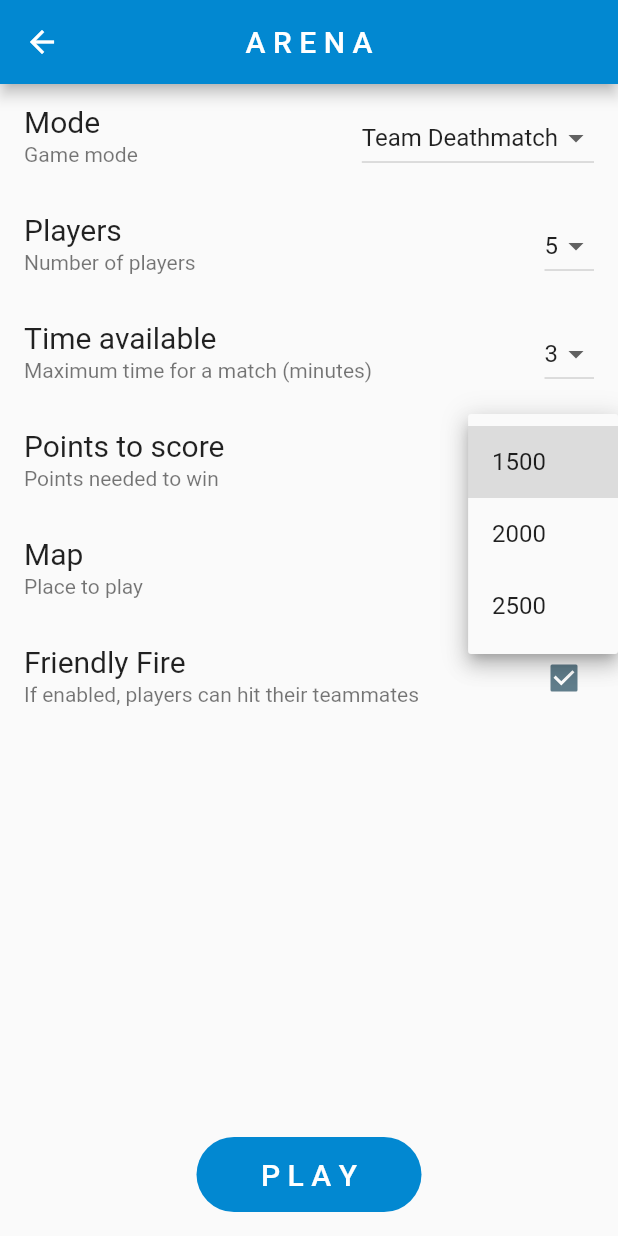
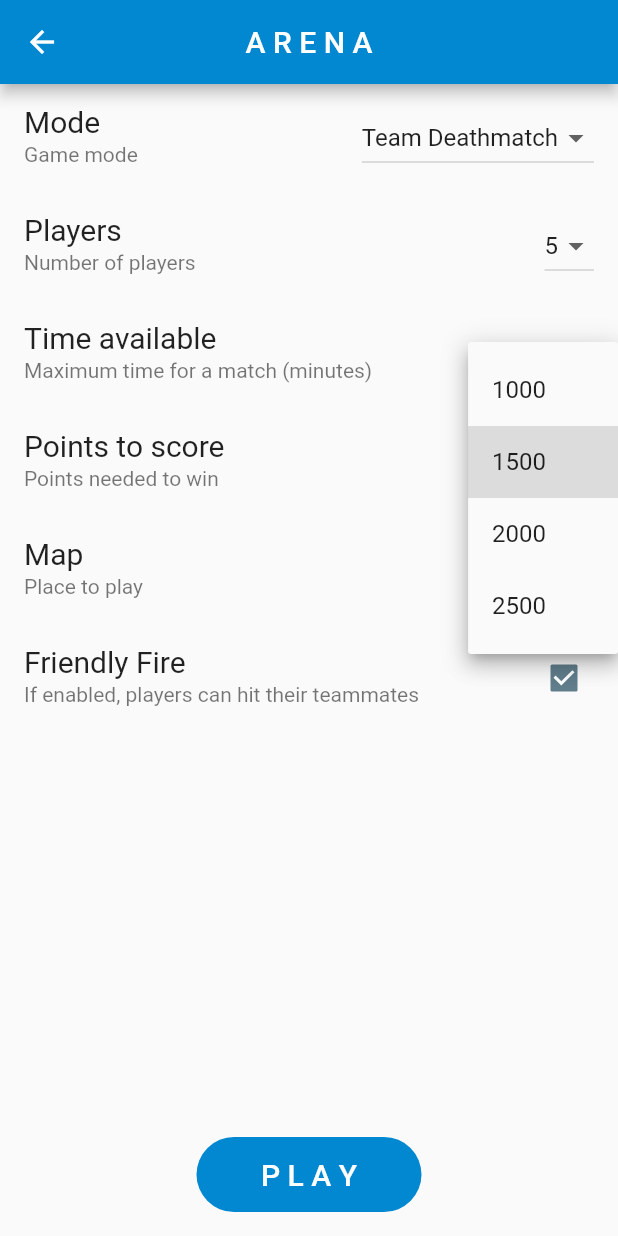
Before and after one commit to Genouka/Xeonjia, a Flutter app: the ArenaPage screen opened directly, after a tap on "1500", on a phone screen of 412 x 824 dp. Run offline on Flutter 3.47's test engine with Material 2 defaults, Android fonts, the phone set to English and light mode, and no system bars; our stand-ins replace shared_preferences; missing offline and left inert: flame; accounts and stored records are empty.

Commit message:
Update match settings

```diff
--- a/lib/src/screens/arena/arena_page.dart
+++ b/lib/src/screens/arena/arena_page.dart
@@ -4,6 +4,11 @@ import 'package:xeonjia/src/resources/global_variables.dart';
 import 'package:xeonjia/src/screens/arena/resources/maps.dart';
 import 'package:xeonjia/src/screens/game/game_page.dart';
 import 'package:xeonjia/src/widgets/basic.dart';
+
+// List of possible options
+const List<int> _teamSizeOptions = [3, 4, 5, 6, 7];
+const List<int> _maxTimeOptions = [2, 3, 4, 5];
+const List<int> _maxPointsOptions = [1000, 1500, 2000, 2500];
 
 // Match settings
 GameMode _mode = GameMode.tdm;
@@ -67,7 +72,7 @@ class _ArenaPageState extends State<ArenaPage> {
                     _teamSize = newValue;
                   });
                 },
-                items: [3, 4, 5, 6, 7]
+                items: _teamSizeOptions
                     .map<DropdownMenuItem<int>>(
                         (int value) => DropdownMenuItem<int>(
                               value: value,
@@ -90,7 +95,7 @@ class _ArenaPageState extends State<ArenaPage> {
                     _maxTime = newValue;
                   });
                 },
-                items: [3, 4, 5]
+                items: _maxTimeOptions
                     .map<DropdownMenuItem<int>>(
                         (int value) => DropdownMenuItem<int>(
                               value: value,
@@ -113,7 +118,7 @@ class _ArenaPageState extends State<ArenaPage> {
                     _maxPoints = newValue;
                   });
                 },
-                items: [1500, 2000, 2500]
+                items: _maxPointsOptions
                     .map<DropdownMenuItem<int>>(
                         (int value) => DropdownMenuItem<int>(
                               value: value,
@@ -136,7 +141,7 @@ class _ArenaPageState extends State<ArenaPage> {
                     _mapId = newValue;
                   });
                 },
-                items: [0, 1]
+                items: mapNames.keys
                     .map<DropdownMenuItem<int>>(
                         (int value) => DropdownMenuItem<int>(
                               value: value,
```
